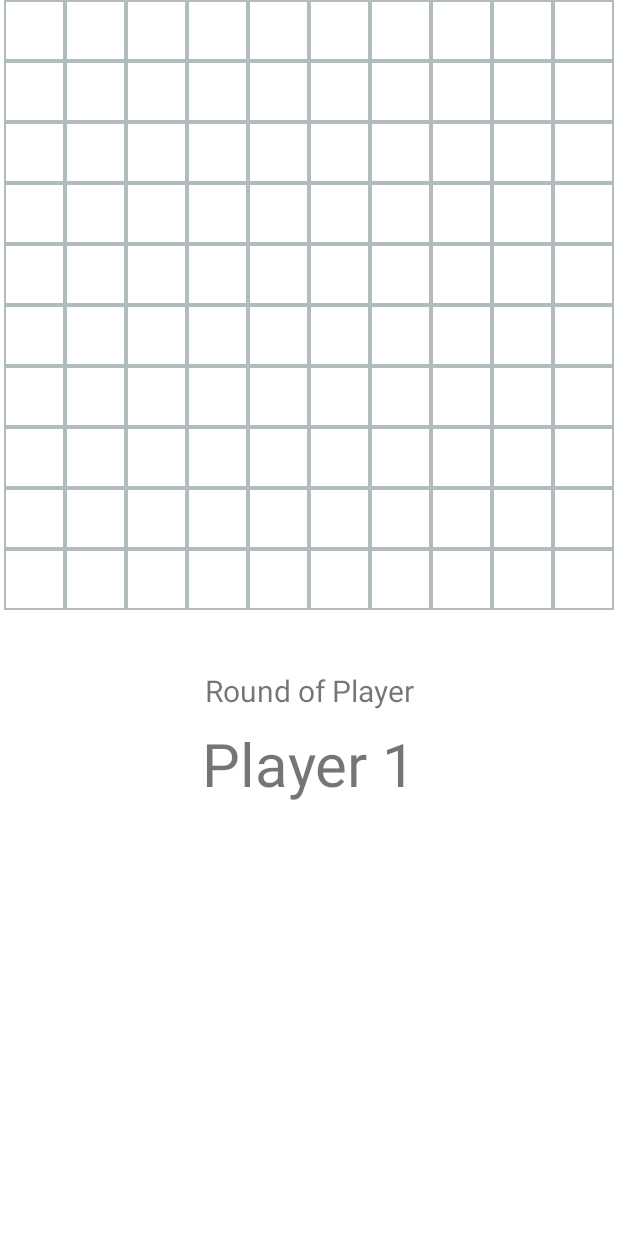
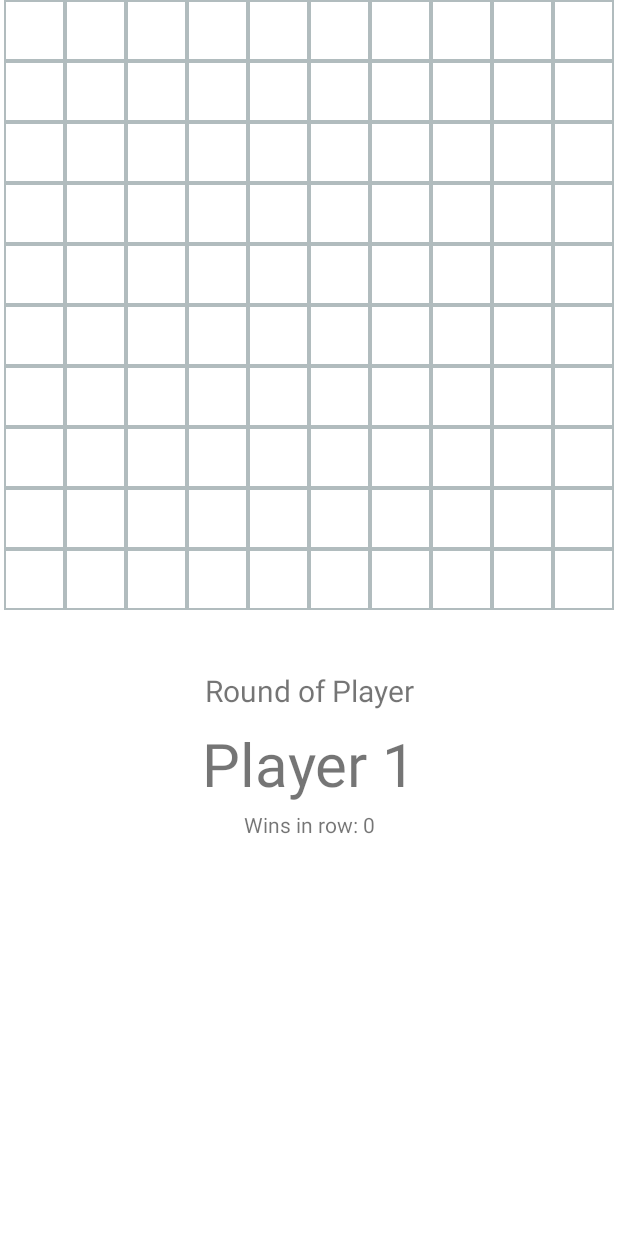
Before and after one commit to TheSausages/SMiM2, an Android app: the screen it shows after launch (ScalableBoardActivity), after a tap on "PLAY WITH MACHINE", on a phone screen of 412 x 824 dp. Run offline under Robolectric (Android 15) with nearby library versions, the phone set to English and light mode, and no system bars.

Commit message:
Added wom many times in a row did the player win

```diff
--- a/app/src/main/java/project/dwa/activities/ScalableBoardActivity.kt
+++ b/app/src/main/java/project/dwa/activities/ScalableBoardActivity.kt
@@ -97,7 +97,7 @@ class ScalableBoardActivity : AppCompatActivity() {
         }
 
         // Last, set the first player name as the current player
-        setCurrentPlayerName()
+        setCurrentPlayerInfo()
     }
 
     // Used to save board state between reloads
@@ -109,6 +109,12 @@ class ScalableBoardActivity : AppCompatActivity() {
         outState.putParcelableArrayList("states", ArrayList(parsingArray))
 
         super.onSaveInstanceState(outState)
+    }
+
+    private fun tabAndBeginNextRound(view: View) {
+        if (playerTab(view)) {
+            setNextPlayer()
+        }
     }
 
     private fun playerTab(view: View): Boolean {
@@ -131,9 +137,6 @@ class ScalableBoardActivity : AppCompatActivity() {
                         // We send the indexes too, in order to not search the array again
                         checkWinCondition(currentPlayer, boardElementsArray.indexOf(row), row.indexOf(item))
 
-                        // If placed, go to next player
-                        setNextPlayer()
-
                         // Return true if placement was successful
                         return true
                     }
@@ -146,28 +149,33 @@ class ScalableBoardActivity : AppCompatActivity() {
     }
 
     private fun setNextPlayer() {
-        // Add one and then module with the size of the array so we don't go over the index
-        currentPlayerArrayIndex = ((currentPlayerArrayIndex + 1) % playerArray.size)
+        goToNextPlayer()
+
+        // if machine, do it's round
+        ifMachinePlayRound()
 
         // Set the players name
-        setCurrentPlayerName()
-
-        // Check if it's a machine
-        checkIfMachinePlayer()
+        setCurrentPlayerInfo()
     }
 
-    private fun setCurrentPlayerName() {
+    private fun setCurrentPlayerInfo() {
+        val currentPlayer: Player = playerArray[currentPlayerArrayIndex]
+
         // Find the view with player names and set the text
         val playerNameView: TextView = findViewById(R.id.round_player_name_id)
-        playerNameView.text = playerArray[currentPlayerArrayIndex].name
+        playerNameView.text = currentPlayer.name
+
+        // Find the view with player number of wins and set the text
+        val playerWinsView: TextView = findViewById(R.id.round_of_player_wins_text_id)
+        playerWinsView.text = resources.getString(R.string.number_of_wins_text, currentPlayer.winsCounter)
     }
 
     // Check if the active player is a machine
-    private fun checkIfMachinePlayer() {
-        val possibleMachinePLayer = playerArray[currentPlayerArrayIndex]
+    private fun ifMachinePlayRound() {
+        val possibleMachinePlayer = playerArray[currentPlayerArrayIndex]
 
         // Check if the player is a Machine
-        if (possibleMachinePLayer.isMachine) {
+        if (possibleMachinePlayer.isMachine) {
             // If yes, find random column and row
             do {
                 val randomCol = Random.nextInt(0, boardSize)
@@ -177,6 +185,9 @@ class ScalableBoardActivity : AppCompatActivity() {
                 val randomlyFoundView: ImageView = findViewById(boardElementsArray[randomCol][randomRow].viewId)
                 if (playerTab(randomlyFoundView)) break
             } while (true)
+
+            // If Machine did it's round, go to next
+            goToNextPlayer()
         }
     }
 
@@ -260,6 +271,8 @@ class ScalableBoardActivity : AppCompatActivity() {
     private fun showWinPopup() {
         val currentPlayer = playerArray[currentPlayerArrayIndex]
 
+        currentPlayer.winsCounter++
+
         val playerArrayCopy = ArrayList(playerArray)
 
         playerArrayCopy.remove(currentPlayer)
@@ -267,6 +280,8 @@ class ScalableBoardActivity : AppCompatActivity() {
         WinnerPopUpDialog(
             GameHistoryItem(currentPlayer, playerArrayCopy)
         ).show(supportFragmentManager, "Winner-Popup")
+
+        clearTheBoard()
     }
 
     private fun getElementSize(): Int {
@@ -294,9 +309,23 @@ class ScalableBoardActivity : AppCompatActivity() {
         testView.setBackgroundResource(R.drawable.layout_border)
 
         // Register a click and use the playerTab method
-        testView.setOnClickListener { playerTab(it) }
+        testView.setOnClickListener { tabAndBeginNextRound(it) }
 
         // Return the view
         return testView
     }
+
+    private fun clearTheBoard() {
+        boardElementsArray.forEach { row ->
+            row.forEach {
+                it.player = null
+                findViewById<ImageView>(it.viewId).setImageResource(R.drawable.nothing)
+            }
+        }
+    }
+
+    private fun goToNextPlayer() {
+        // Add one and then module with the size of the array so we don't go over the index
+        currentPlayerArrayIndex = ((currentPlayerArrayIndex + 1) % playerArray.size)
+    }
 }
--- a/app/src/main/java/project/dwa/dialog/WinnerPopUpDialog.kt
+++ b/app/src/main/java/project/dwa/dialog/WinnerPopUpDialog.kt
@@ -13,7 +13,6 @@ import project.dwa.models.GameHistoryItem
 import java.io.File
 import java.io.FileOutputStream
 import java.lang.Exception
-import java.nio.charset.Charset
 
 
 class WinnerPopUpDialog(val historyItem: GameHistoryItem): DialogFragment() {
@@ -33,8 +32,8 @@ class WinnerPopUpDialog(val historyItem: GameHistoryItem): DialogFragment() {
                     it.finish()
                 }
 
-                // Button for just returning to the menu
-                .setNegativeButton(R.string.go_to_menu_text) { _, _ -> it.finish() }
+                // Reset and do nothing
+                .setNegativeButton(R.string.restart_text) { _, _ -> saveToHistory() }
 
             val dialog = builder.show()
             val messageText = dialog.findViewById<View>(android.R.id.message) as TextView
--- a/app/src/main/java/project/dwa/models/Player.kt
+++ b/app/src/main/java/project/dwa/models/Player.kt
@@ -8,7 +8,8 @@ import project.dwa.R
 class Player(
     val name: String,
     val symbol: Int,
-    val isMachine: Boolean = false
+    val isMachine: Boolean = false,
+    var winsCounter: Int = 0
 ): Parcelable {
     override fun equals(other: Any?): Boolean {
         if (this === other) return true
@@ -18,6 +19,8 @@ class Player(
 
         if (name != other.name) return false
         if (symbol != other.symbol) return false
+        if (isMachine != other.isMachine) return false
+        if (winsCounter != other.winsCounter) return false
 
         return true
     }
@@ -26,19 +29,22 @@ class Player(
         var result = name.hashCode()
         result = 31 * result + symbol
         result = 31 * result + isMachine.hashCode()
+        result = 31 * result + winsCounter
         return result
     }
 
     constructor(parcel: Parcel) : this(
         parcel.readString()!!,
         parcel.readInt(),
-        parcel.readByte() != 0.toByte()
+        parcel.readByte() != 0.toByte(),
+        parcel.readInt()
     )
 
     override fun writeToParcel(parcel: Parcel, flags: Int) {
         parcel.writeString(name)
         parcel.writeInt(symbol)
         parcel.writeByte(if (isMachine) 1 else 0)
+        parcel.writeInt(winsCounter)
     }
 
     override fun describeContents(): Int {
@@ -55,15 +61,15 @@ class Player(
         }
 
         fun createMachinePlayer(): Player {
-            return Player("Machine", R.drawable.gear, true)
+            return Player("Machine", R.drawable.gear, true, 0)
         }
 
         fun createNormalPlayer(name: String, symbol: Int): Player {
-            return Player(name, symbol, false)
+            return Player(name, symbol, false, 0)
         }
 
         fun createNormalPlayerWithNoSymbol(name: String): Player {
-            return Player(name, R.drawable.nothing, false)
+            return Player(name, R.drawable.nothing, false, 0)
         }
     }
 }
--- a/app/src/main/res/layout-land/scalable_board.xml
+++ b/app/src/main/res/layout-land/scalable_board.xml
@@ -27,8 +27,8 @@
         android:id="@+id/round_of_player_text_id"
         android:layout_width="wrap_content"
         android:layout_height="wrap_content"
-        android:layout_marginTop="100dp"
-        android:layout_marginEnd="56dp"
+        android:layout_marginTop="108dp"
+        android:layout_marginEnd="48dp"
         android:text="@string/round_of_player_text"
         android:textSize="20sp"
         app:layout_constraintEnd_toEndOf="parent"
@@ -38,13 +38,21 @@
         android:id="@+id/round_player_name_id"
         android:layout_width="wrap_content"
         android:layout_height="wrap_content"
-        android:layout_marginTop="8dp"
-        android:layout_marginEnd="56dp"
+        android:layout_marginTop="44dp"
+        android:layout_marginEnd="48dp"
         android:text="@string/default_player_name_text"
         android:textSize="40sp"
-        app:layout_constraintBottom_toBottomOf="parent"
         app:layout_constraintEnd_toEndOf="parent"
-        app:layout_constraintTop_toBottomOf="@+id/round_of_player_text_id"
-        app:layout_constraintVertical_bias="0.197" />
+        app:layout_constraintTop_toBottomOf="@+id/round_of_player_text_id" />
 
+    <TextView
+        android:id="@+id/round_of_player_wins_text_id"
+        android:layout_width="wrap_content"
+        android:layout_height="wrap_content"
+        android:layout_marginTop="20dp"
+        android:layout_marginEnd="68dp"
+        android:text="@string/number_of_wins_text"
+        android:textSize="14sp"
+        app:layout_constraintEnd_toEndOf="parent"
+        app:layout_constraintTop_toBottomOf="@+id/round_player_name_id" />
 </androidx.constraintlayout.widget.ConstraintLayout>
--- a/app/src/main/res/layout/scalable_board.xml
+++ b/app/src/main/res/layout/scalable_board.xml
@@ -43,4 +43,15 @@
         app:layout_constraintEnd_toEndOf="parent"
         app:layout_constraintStart_toStartOf="parent"
         app:layout_constraintTop_toBottomOf="@+id/round_of_player_text_id" />
+
+    <TextView
+        android:id="@+id/round_of_player_wins_text_id"
+        android:layout_width="wrap_content"
+        android:layout_height="wrap_content"
+        android:layout_marginTop="4dp"
+        android:text="@string/number_of_wins_text"
+        android:textSize="14sp"
+        app:layout_constraintEnd_toEndOf="parent"
+        app:layout_constraintStart_toStartOf="parent"
+        app:layout_constraintTop_toBottomOf="@+id/round_player_name_id" />
 </androidx.constraintlayout.widget.ConstraintLayout>
--- a/app/src/main/res/values/strings.xml
+++ b/app/src/main/res/values/strings.xml
@@ -7,10 +7,11 @@
     <string name="play_machine_text">Play With Machine</string>
     <string name="see_history_text">See History</string>
     <string name="default_winner_text">%s Won!</string>
-    <string name="go_to_menu_text">Just Return</string>
-    <string name="save_and_go_to_menu_text">Save and Return</string>
+    <string name="restart_text">Play Again</string>
+    <string name="save_and_go_to_menu_text">Return to Menu</string>
     <string name="game_history_title_text">Game History</string>
     <string name="history_default_date_text">Default Date text</string>
     <string name="history_default_winner_text">Default Winner text</string>
     <string name="history_default_others_text">Default Others Text</string>
+    <string name="number_of_wins_text">Wins in row: %d</string>
 </resources>
```
